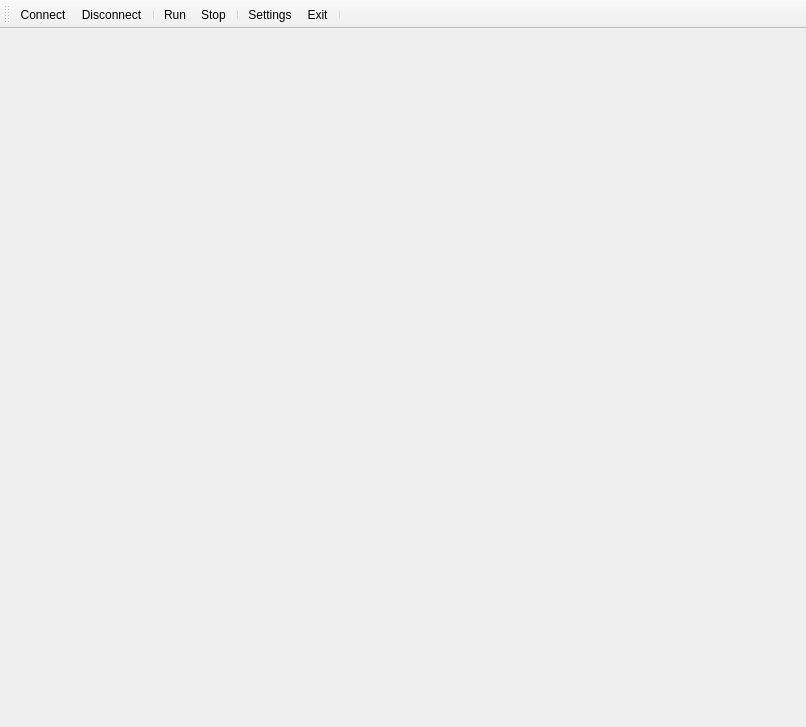
The window that tg.ui (fpsf/CCD-Controller-PIXIS) describes before a commit, drawn with Qt 5.
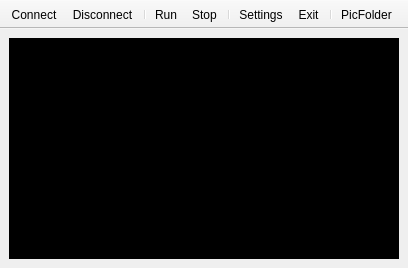
The same window after the commit. Icons and pictures are not drawn.

Patch:
```diff
--- a/tg.ui
+++ b/tg.ui
@@ -6,23 +6,88 @@
    <rect>
     <x>0</x>
     <y>0</y>
-    <width>806</width>
-    <height>727</height>
+    <width>408</width>
+    <height>268</height>
    </rect>
   </property>
+  <property name="sizePolicy">
+   <sizepolicy hsizetype="Fixed" vsizetype="Fixed">
+    <horstretch>0</horstretch>
+    <verstretch>0</verstretch>
+   </sizepolicy>
+  </property>
   <property name="windowTitle">
    <string>MainWindow</string>
   </property>
-  <widget class="QWidget" name="centralwidget"/>
+  <widget class="QWidget" name="centralwidget">
+   <layout class="QVBoxLayout" name="verticalLayout">
+    <item>
+     <widget class="QPlainTextEdit" name="plainTextEdit">
+      <property name="enabled">
+       <bool>true</bool>
+      </property>
+      <property name="font">
+       <font>
+        <family>Terminal</family>
+        <pointsize>11</pointsize>
+       </font>
+      </property>
+      <property name="cursor" stdset="0">
+       <cursorShape>ArrowCursor</cursorShape>
+      </property>
+      <property name="focusPolicy">
+       <enum>Qt::NoFocus</enum>
+      </property>
+      <property name="toolTip">
+       <string notr="true"/>
+      </property>
+      <property name="statusTip">
+       <string notr="true"/>
+      </property>
+      <property name="whatsThis">
+       <string notr="true"/>
+      </property>
+      <property name="accessibleName">
+       <string notr="true"/>
+      </property>
+      <property name="accessibleDescription">
+       <string notr="true"/>
+      </property>
+      <property name="styleSheet">
+       <string notr="true">color: rgb(0, 255, 0);
+background-color: rgb(0, 0, 0);</string>
+      </property>
+      <property name="plainText">
+       <string notr="true"/>
+      </property>
+      <property name="textInteractionFlags">
+       <set>Qt::NoTextInteraction</set>
+      </property>
+      <property name="placeholderText">
+       <string>PlaceholderText</string>
+      </property>
+     </widget>
+    </item>
+   </layout>
+  </widget>
   <widget class="QToolBar" name="toolBar">
    <property name="windowTitle">
     <string>toolBar</string>
    </property>
+   <property name="movable">
+    <bool>false</bool>
+   </property>
+   <property name="iconSize">
+    <size>
+     <width>48</width>
+     <height>48</height>
+    </size>
+   </property>
    <attribute name="toolBarArea">
     <enum>TopToolBarArea</enum>
    </attribute>
    <attribute name="toolBarBreak">
-    <bool>true</bool>
+    <bool>false</bool>
    </attribute>
    <addaction name="actionConnect"/>
    <addaction name="actionDisconnect"/>
@@ -33,6 +98,7 @@
    <addaction name="actionSettings"/>
    <addaction name="actionExit"/>
    <addaction name="separator"/>
+   <addaction name="actionPicFolder"/>
   </widget>
   <action name="actionConnect">
    <property name="icon">
@@ -106,6 +172,14 @@
     <string>Exit</string>
    </property>
   </action>
+  <action name="actionPicFolder">
+   <property name="text">
+    <string>PicFolder</string>
+   </property>
+   <property name="toolTip">
+    <string>Open Pictures Folder</string>
+   </property>
+  </action>
  </widget>
  <resources>
   <include location="nrf.qrc"/>
```
Left out of the diff: 2 changed lines with no effect on the pictures.
